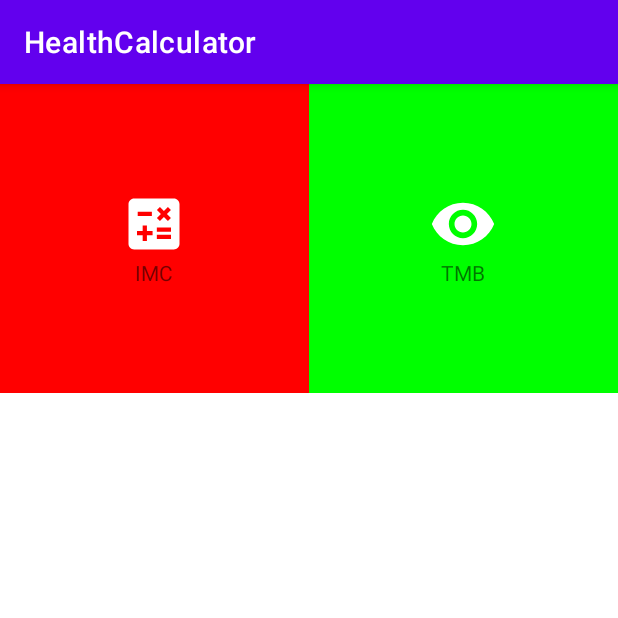
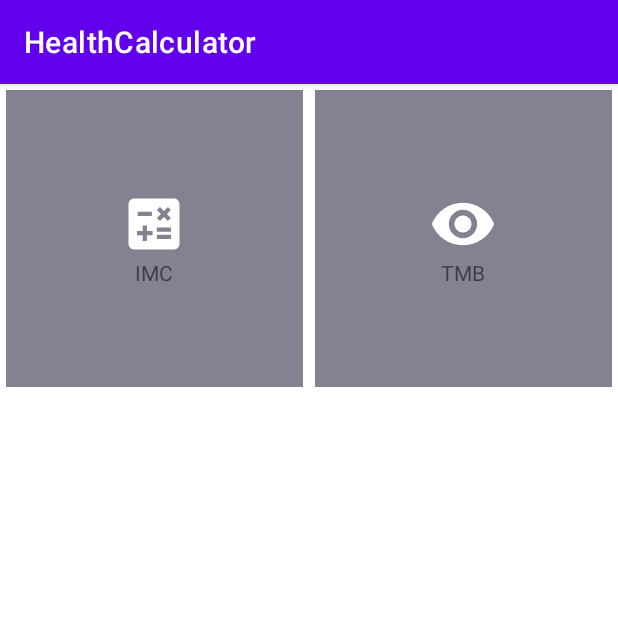
Before and after one commit to bleszerd/HealthCalculator_AndroidExpress, an Android app: the screen it shows after launch (MainActivity), on a phone screen of 412 x 824 dp, the top half of it. Run offline under Robolectric (Android 15) with nearby library versions, the phone set to English and light mode, and no system bars.

Commit message:
Some layout updates

```diff
--- a/app/src/main/java/bleszerd/com/github/healthcalculator/MainActivity.java
+++ b/app/src/main/java/bleszerd/com/github/healthcalculator/MainActivity.java
@@ -28,8 +28,8 @@ public class MainActivity extends AppCompatActivity {
         setContentView(R.layout.activity_main);
 
         List<MainItem> mainItems = new ArrayList<>();
-        mainItems.add(new MainItem(1, R.drawable.ic_imc_btn, R.string.imc, Color.RED));
-        mainItems.add(new MainItem(2, R.drawable.ic_tmb_btn, R.string.tmb, Color.GREEN));
+        mainItems.add(new MainItem(1, R.drawable.ic_imc_btn, R.string.imc, R.color.white));
+        mainItems.add(new MainItem(2, R.drawable.ic_tmb_btn, R.string.tmb,R.color.white));
 
         recyclerMain = findViewById(R.id.main_recycler);
         recyclerMain.setLayoutManager(new GridLayoutManager(this, 2));
--- a/app/src/main/res/layout/main_item.xml
+++ b/app/src/main/res/layout/main_item.xml
@@ -2,21 +2,21 @@
 <androidx.constraintlayout.widget.ConstraintLayout xmlns:android="http://schemas.android.com/apk/res/android"
     xmlns:app="http://schemas.android.com/apk/res-auto"
     android:layout_width="match_parent"
-    android:layout_height="wrap_content">
+    android:layout_height="wrap_content"
+    android:layout_margin="4dp">
 
     <LinearLayout
-        app:layout_constraintTop_toTopOf="parent"
-        app:layout_constraintLeft_toLeftOf="parent"
-        app:layout_constraintRight_toRightOf="parent"
-        app:layout_constraintBottom_toBottomOf="parent"
-        app:layout_constraintDimensionRatio="1:1"
         android:id="@+id/root_button"
         android:layout_width="0dp"
         android:layout_height="0dp"
-        android:background="#f00"
         android:gravity="center"
         android:orientation="vertical"
-        android:padding="32dp">
+        android:padding="32dp"
+        app:layout_constraintBottom_toBottomOf="parent"
+        app:layout_constraintDimensionRatio="1:1"
+        app:layout_constraintLeft_toLeftOf="parent"
+        app:layout_constraintRight_toRightOf="parent"
+        app:layout_constraintTop_toTopOf="parent">
 
         <ImageView
             android:id="@+id/item_img_icon"
--- a/app/src/main/res/values/themes.xml
+++ b/app/src/main/res/values/themes.xml
@@ -1,6 +1,6 @@
 <resources xmlns:tools="http://schemas.android.com/tools">
     <!-- Base application theme. -->
-    <style name="Theme.HealthCalculator" parent="Theme.MaterialComponents.DayNight.DarkActionBar">
+    <style name="Theme.HealthCalculator" parent="Theme.MaterialComponents.Light.DarkActionBar">
         <!-- Primary brand color. -->
         <item name="colorPrimary">@color/purple_500</item>
         <item name="colorPrimaryVariant">@color/purple_700</item>
```
